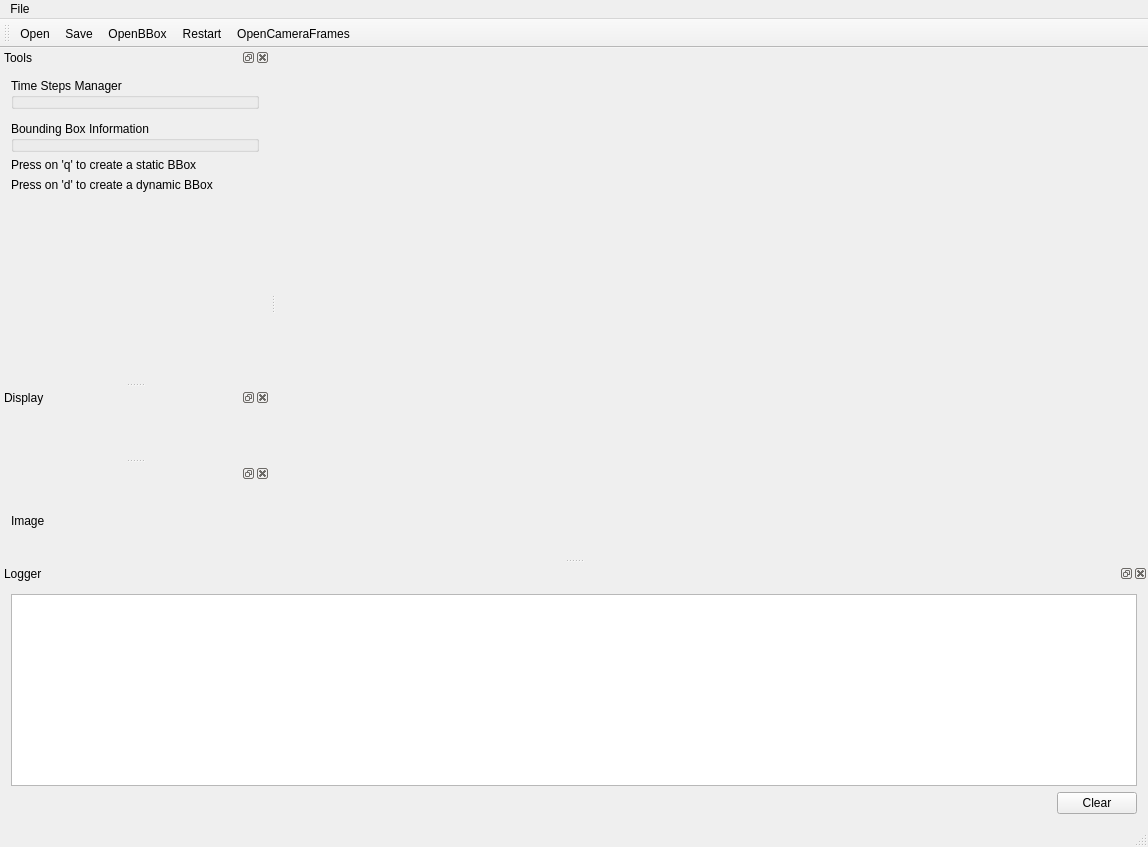
Before: the Qt Designer form MainWindow.ui in MatthieuZins/BoundingBoxMe, drawn with Qt 5.
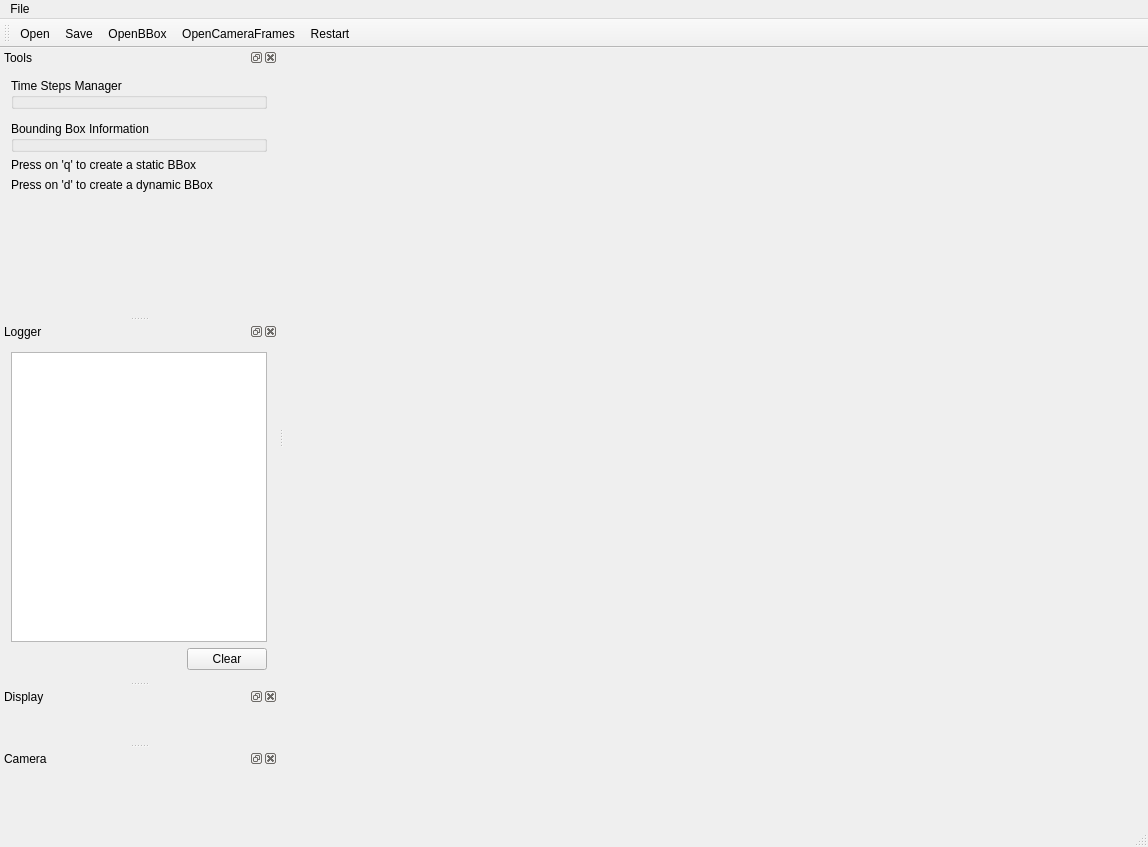
After: the same form once the commit is applied. Icons and pictures are not drawn. Custom widgets are drawn as their Qt base class.

What changed in the file:
```diff
--- a/MainWindow.ui
+++ b/MainWindow.ui
@@ -57,8 +57,8 @@
    <addaction name="actionOpen"/>
    <addaction name="actionSave"/>
    <addaction name="actionOpenBBox"/>
-   <addaction name="actionRestart"/>
    <addaction name="actionOpenCameraFrames"/>
+   <addaction name="actionRestart"/>
   </widget>
   <widget class="QStatusBar" name="statusBar">
    <property name="enabled">
@@ -181,7 +181,7 @@
     <string>Logger</string>
    </property>
    <attribute name="dockWidgetArea">
-    <number>8</number>
+    <number>1</number>
    </attribute>
    <widget class="QWidget" name="dockWidgetContents_2">
     <layout class="QVBoxLayout" name="verticalLayout_3">
@@ -235,7 +235,10 @@
     </layout>
    </widget>
   </widget>
-  <widget class="QDockWidget" name="dockWidget_Frames">
+  <widget class="QDockWidget" name="dockWidget_Camera">
+   <property name="windowTitle">
+    <string>Camera</string>
+   </property>
    <attribute name="dockWidgetArea">
     <number>1</number>
    </attribute>
@@ -250,7 +253,7 @@
         </sizepolicy>
        </property>
        <property name="text">
-        <string>Image</string>
+        <string/>
        </property>
       </widget>
      </item>
```
Left out of the diff: 2 changed lines with no effect on the pictures.
